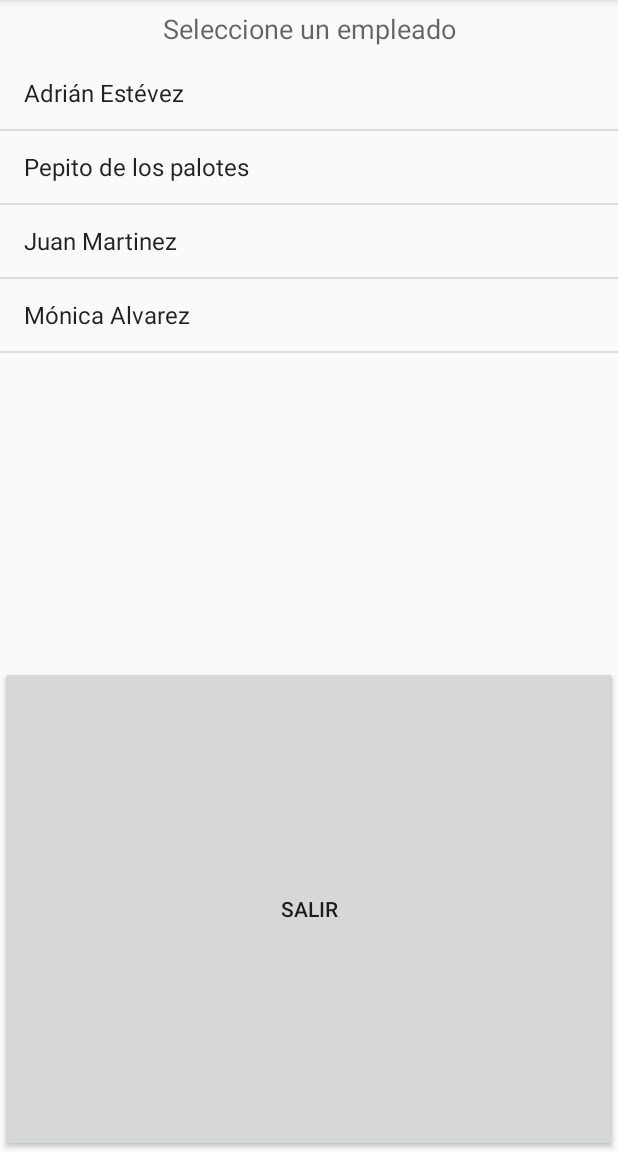
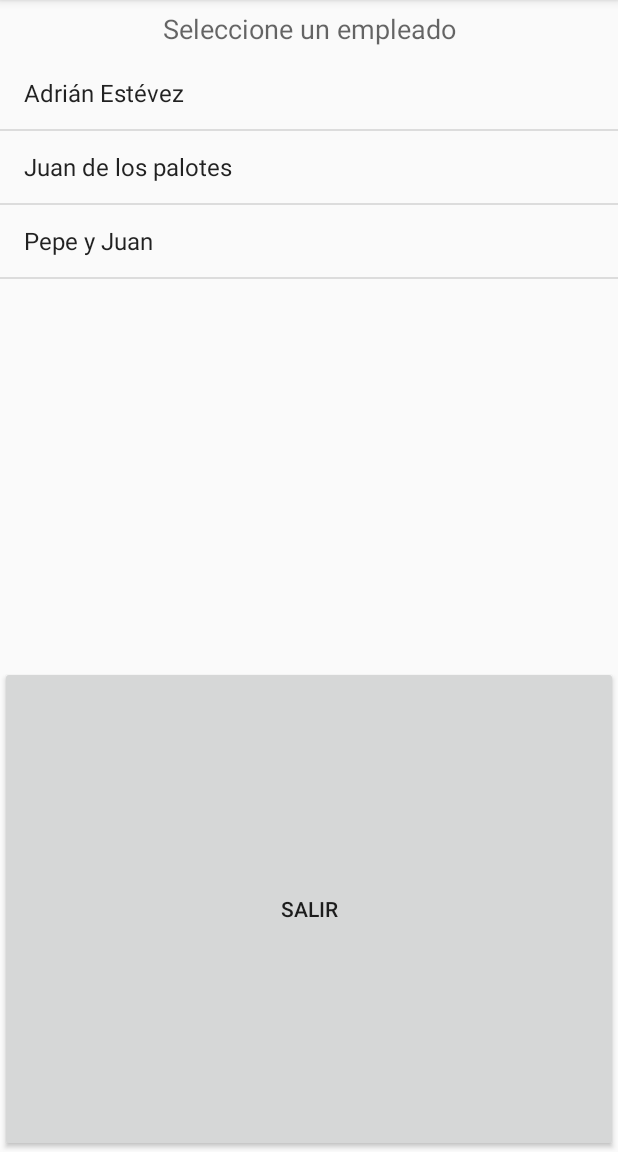
Before and after one commit to AdrianEsGa/Kiwi.PDA, an Android app: the screen it shows after launch (MainActivity), on a phone screen of 412 x 824 dp, the part 84-1236 px from its top. Run offline under Robolectric (Android 15) with nearby library versions, the phone set to English and light mode, and no system bars.

Commit message:
Open other activity

```diff
--- a/app/src/main/AndroidManifest.xml
+++ b/app/src/main/AndroidManifest.xml
@@ -9,7 +9,8 @@
         android:roundIcon="@mipmap/ic_launcher_round"
         android:supportsRtl="true"
         android:theme="@style/AppTheme">
-        <activity android:name=".MainActivity">
+        <activity android:name=".ViewModel.TablesActivity"></activity>
+        <activity android:name=".ViewModel.MainActivity">
             <intent-filter>
                 <action android:name="android.intent.action.MAIN" />
 
--- a/app/src/main/java/com/xander/kiwipda/Business/Repositories/EmployeesRepository.java
+++ /dev/null
@@ -1,11 +0,0 @@
-package com.xander.kiwipda.Business.Repositories;
-
-public class EmployeesRepository {
-
-    public EmployeesRepository(){}
-
-    public void GetAllActive(){
-
-    }
-
-}
--- a/app/src/main/java/com/xander/kiwipda/MainActivity.java
+++ /dev/null
@@ -1,46 +0,0 @@
-package com.xander.kiwipda;
-
-import androidx.appcompat.app.AppCompatActivity;
-
-import android.os.Bundle;
-import android.widget.ArrayAdapter;
-import android.widget.ListView;
-
-import com.xander.kiwipda.Business.Repositories.EmployeesRepository;
-
-import java.util.ArrayList;
-import java.util.List;
-
-public class MainActivity extends AppCompatActivity {
-
-    private EmployeesRepository employeesRepository = new EmployeesRepository();
-
-    @Override
-    protected void onCreate(Bundle savedInstanceState) {
-        super.onCreate(savedInstanceState);
-        setContentView(R.layout.activity_main);
-        LoadListViewEmployees();
-    }
-
-
-
-    private void LoadListViewEmployees(){
-
-        List<String> employees = new ArrayList<String>();
-
-        employeesRepository.GetAllActive();
-
-        employees.add("Adrián Estévez");
-        employees.add("Pepito de los palotes");
-        employees.add("Juan Martinez");
-        employees.add("Mónica Alvarez");
-
-        final ListView listViewEmployees = (ListView) findViewById(R.id.ListViewEmployees);
-
-        final ArrayAdapter<String> arrayAdapter = new ArrayAdapter<String>
-                (this, android.R.layout.simple_list_item_1, employees);
-
-        listViewEmployees.setAdapter(arrayAdapter);
-    }
-
-}
--- /dev/null
+++ b/app/src/main/java/com/xander/kiwipda/Model/Entities/Employee.java
@@ -0,0 +1,20 @@
+package com.xander.kiwipda.Model.Entities;
+
+public class Employee {
+    private int _id;
+    private String _name;
+
+    public String Name() {
+        return this._name;
+    }
+
+    public Employee (int id, String name){
+        _id = id;
+        _name = name;
+    }
+
+    public String toString(){
+        return _name;
+    }
+
+}
--- /dev/null
+++ b/app/src/main/java/com/xander/kiwipda/Model/Repositories/EmployeesRepository.java
@@ -0,0 +1,27 @@
+package com.xander.kiwipda.Model.Repositories;
+
+import com.xander.kiwipda.Model.Entities.Employee;
+
+import java.util.ArrayList;
+import java.util.List;
+
+public class EmployeesRepository {
+
+    public EmployeesRepository(){}
+
+    public List<Employee> GetAllActive(){
+
+        List<Employee> employees = new ArrayList<Employee>();
+
+        Employee employee1 = new Employee(1, "Adrián Estévez");
+        Employee employee2 = new Employee(2, "Juan de los palotes");
+        Employee employee3 = new Employee(3, "Pepe y Juan");
+
+        employees.add(employee1);
+        employees.add(employee2);
+        employees.add(employee3);
+
+        return employees;
+    }
+
+}
--- /dev/null
+++ b/app/src/main/java/com/xander/kiwipda/ViewModel/MainActivity.java
@@ -0,0 +1,65 @@
+package com.xander.kiwipda.ViewModel;
+
+import androidx.appcompat.app.AppCompatActivity;
+
+import android.content.Intent;
+import android.os.Bundle;
+import android.view.View;
+import android.widget.AdapterView;
+import android.widget.ArrayAdapter;
+import android.widget.ListView;
+import android.widget.Toast;
+
+import com.xander.kiwipda.GlobalApp;
+import com.xander.kiwipda.Model.Entities.Employee;
+import com.xander.kiwipda.Model.Repositories.EmployeesRepository;
+import com.xander.kiwipda.R;
+
+import java.util.ArrayList;
+import java.util.List;
+
+public class MainActivity extends AppCompatActivity {
+
+    private EmployeesRepository employeesRepository = new EmployeesRepository();
+
+    @Override
+    protected void onCreate(Bundle savedInstanceState) {
+        super.onCreate(savedInstanceState);
+        setContentView(R.layout.activity_main);
+        LoadListViewEmployees();
+    }
+
+    private void LoadListViewEmployees() {
+
+        List<Employee> employees = employeesRepository.GetAllActive();
+
+        ListView listViewEmployees = findViewById(R.id.ListViewEmployees);
+
+        ArrayAdapter<Employee> arrayAdapter = new ArrayAdapter<Employee>
+                (this, android.R.layout.simple_list_item_1, employees);
+
+        listViewEmployees.setAdapter(arrayAdapter);
+
+        listViewEmployees.setOnItemClickListener(new AdapterView.OnItemClickListener() {
+            @Override
+            public void onItemClick(AdapterView<?> adapter, View v, int position,
+                                    long arg3) {
+                GlobalApp.Business.SelectedEmployee = (Employee) adapter.getItemAtPosition(position);
+                OpenTablesActivity();
+            }
+        });
+    }
+
+    private void OpenTablesActivity(){
+        Intent myIntent = new Intent(this, TablesActivity.class);
+        this.startActivity(myIntent);
+    }
+
+    private void ShowToast(String message){
+        Toast.makeText(this, message,
+                Toast.LENGTH_LONG).show();
+    }
+
+
+
+}
--- a/app/src/main/res/layout/activity_main.xml
+++ b/app/src/main/res/layout/activity_main.xml
@@ -4,7 +4,7 @@
     xmlns:tools="http://schemas.android.com/tools"
     android:layout_width="match_parent"
     android:layout_height="match_parent"
-    tools:context=".MainActivity">
+    tools:context=".ViewModel.MainActivity">
 
     <LinearLayout
         android:id="@+id/PanelContent"
```
Also changed, not shown: app/src/main/java/com/xander/kiwipda/Business/Entities/Employee.java (deleted, +0 -7 lines), app/src/main/java/com/xander/kiwipda/GlobalApp.java (added, +11 -0 lines), app/src/main/java/com/xander/kiwipda/ViewModel/TablesActivity.java (added, +26 -0 lines), app/src/main/res/layout/activity_tables.xml (added, +22 -0 lines).
